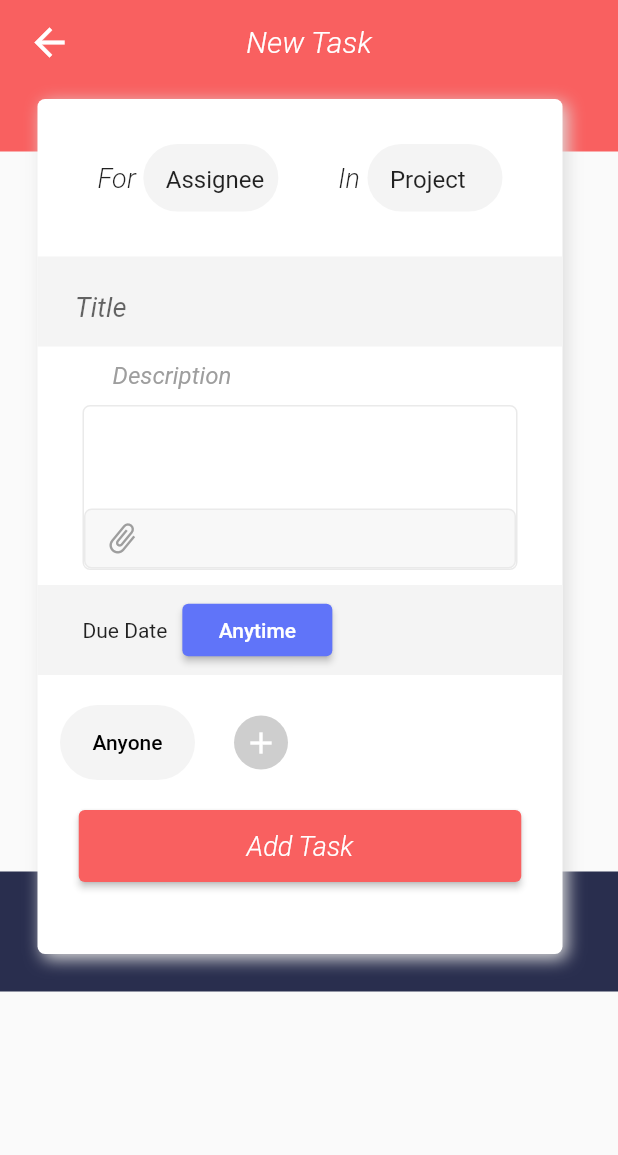
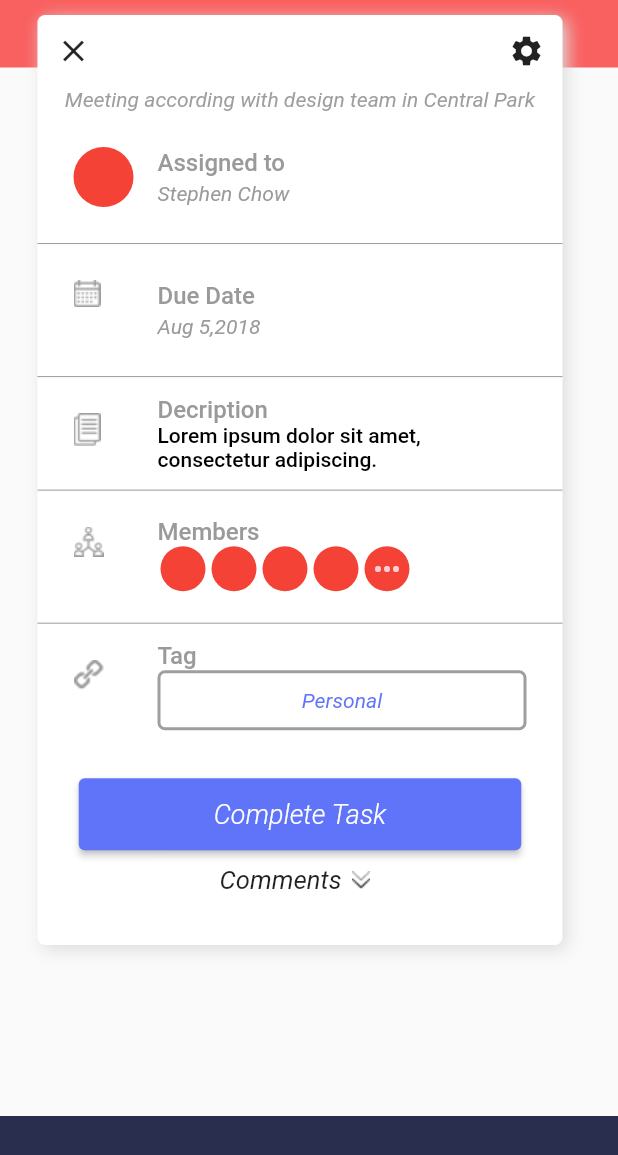
Before and after one commit to storm265/tasker, a Flutter app: the screen it shows after launch, on a phone screen of 412 x 824 dp. Shown: the top 1155 px of the screen. Run offline on Flutter 3.47's test engine with Material 2 defaults, Android fonts, the phone set to English and light mode, and no system bars; our stand-ins replace awesome_snackbar_content, cached_network_image, connectivity_plus, file_picker, flutter_secure_storage, flutter_slidable and 3 more; missing offline and left inert: simple_gesture_detector; accounts and stored records are empty.

Commit message:
stable_3.5.2

```diff
--- a/lib/main.dart
+++ b/lib/main.dart
@@ -24,6 +24,7 @@ import 'presentation/pages/menu_pages/floating_button/new_task/controller/add_ta
 import 'presentation/pages/menu_pages/floating_button/new_task/new_task.dart';
 import 'presentation/pages/menu_pages/navigation/controllers/inherited_navigation_controller.dart';
 import 'presentation/pages/menu_pages/profile/controller/inherited_profile.dart';
+import 'presentation/pages/menu_pages/task/detailed_page/detailed_task.dart';
 import 'services/theme_service/theme_data_controller.dart';
 
 void main() async {
@@ -61,7 +62,7 @@ class MyApp extends StatelessWidget {
             theme: _themeDataController.themeData,
             //  initialRoute: '/',
             // routes: routes,
-            home: AddTaskPage(),
+            home: DetailedTaskPage(),
           ),
         ),
       ),
--- a/lib/presentation/pages/menu_pages/floating_button/new_task/controller/add_task_controller.dart
+++ b/lib/presentation/pages/menu_pages/floating_button/new_task/controller/add_task_controller.dart
@@ -195,3 +195,5 @@ class AddTaskController extends ChangeNotifier {
     isClickedAddTask.dispose();
   }
 }
+
+class PanelController {}
--- a/lib/presentation/pages/menu_pages/floating_button/new_task/new_task.dart
+++ b/lib/presentation/pages/menu_pages/floating_button/new_task/new_task.dart
@@ -51,7 +51,7 @@ class _AddTaskPageState extends State<AddTaskPage> {
           child: Stack(
             children: [
               redAppBar,
-              fakeNavBar,
+              const FakeNavBarWidget(),
               Form(
                 key: newTaskController.formKey,
                 child: WhiteBoxWidget(
@@ -112,11 +112,9 @@ class _AddTaskPageState extends State<AddTaskPage> {
                                         title: 'Add Task',
                                         onPressed: isClicked
                                             ? () async {
-                                                newTaskController
-                                                    .validate(
+                                                newTaskController.validate(
                                                   context: context,
-                                                      title:
-                                                          titleController.text,
+                                                  title: titleController.text,
                                                   description:
                                                       descriptionController
                                                           .text,
--- a/lib/presentation/pages/menu_pages/floating_button/new_task/widgets/fake_nav_bar.dart
+++ b/lib/presentation/pages/menu_pages/floating_button/new_task/widgets/fake_nav_bar.dart
@@ -1,10 +1,18 @@
 import 'package:flutter/material.dart';
 
-final fakeNavBar = Padding(
-  padding: const EdgeInsets.only(top: 525),
+class FakeNavBarWidget extends StatelessWidget {
+
+  const FakeNavBarWidget({Key? key}) : super(key: key);
+
+  @override
+  Widget build(BuildContext context) {
+    return Align(
+      alignment: Alignment.bottomCenter,
       child: Container(
         width: double.infinity,
         height: 80,
         color: const Color(0xFF292E4E),
       ),
     );
+  }
+}
--- a/lib/presentation/pages/menu_pages/floating_button/widgets/confirm_button.dart
+++ b/lib/presentation/pages/menu_pages/floating_button/widgets/confirm_button.dart
@@ -1,14 +1,17 @@
 import 'package:flutter/material.dart';
+import 'package:todo2/services/theme_service/theme_data_controller.dart';
 
 class ConfirmButtonWidget extends StatelessWidget {
   final double width;
   final double height;
   final String title;
+  final Color color;
   final VoidCallback? onPressed;
   const ConfirmButtonWidget({
     Key? key,
     required this.onPressed,
     required this.title,
+    this.color = Palette.red,
     this.width = 295,
     this.height = 48,
   }) : super(key: key);
@@ -16,7 +19,8 @@ class ConfirmButtonWidget extends StatelessWidget {
   @override
   Widget build(BuildContext context) {
     return ElevatedButton(
-      style: ElevatedButton.styleFrom(fixedSize: Size(width, height)),
+      style: ElevatedButton.styleFrom(
+          fixedSize: Size(width, height), primary: color),
       onPressed: onPressed,
       child: Text(
         title,
--- /dev/null
+++ b/lib/presentation/pages/menu_pages/task/detailed_page/detailed_task.dart
@@ -0,0 +1,239 @@
+import 'package:flutter/material.dart';
+import 'package:todo2/presentation/pages/menu_pages/floating_button/new_task/controller/add_task_controller.dart';
+import 'package:todo2/presentation/pages/menu_pages/floating_button/new_task/controller/controller_inherited.dart';
+import 'package:todo2/presentation/pages/menu_pages/floating_button/new_task/widgets/fake_nav_bar.dart';
+import 'package:todo2/presentation/pages/menu_pages/floating_button/widgets/confirm_button.dart';
+import 'package:todo2/presentation/pages/menu_pages/floating_button/widgets/red_app_bar.dart';
+import 'package:todo2/presentation/pages/menu_pages/floating_button/widgets/white_box_widget.dart';
+import 'package:todo2/presentation/pages/menu_pages/task/detailed_page/widgets/detailed_item_widget.dart';
+import 'package:todo2/presentation/widgets/common/app_bar_wrapper_widget.dart';
+import 'package:todo2/presentation/widgets/common/colors.dart';
+import 'package:todo2/presentation/widgets/common/will_pop_scope_wrapper.dart';
+
+class DetailedTaskPage extends StatefulWidget {
+  const DetailedTaskPage({Key? key}) : super(key: key);
+
+  @override
+  State<DetailedTaskPage> createState() => _DetailedTaskPageState();
+}
+
+class _DetailedTaskPageState extends State<DetailedTaskPage> {
+  final titleController = TextEditingController();
+  final descriptionController = TextEditingController();
+
+  @override
+  void dispose() {
+    titleController.dispose();
+    descriptionController.dispose();
+    super.dispose();
+  }
+
+  @override
+  Widget build(BuildContext context) {
+    final newTaskController =
+        InheritedNewTaskController.of(context).addTaskController;
+    return WillPopWrapper(
+      child: AppbarWrapperWidget(
+        title: '',
+        showLeadingButton: false,
+        showAppBar: false,
+        shouldUsePopMethod: true,
+        child: GestureDetector(
+          onTap: () {
+            FocusScope.of(context).unfocus();
+            newTaskController.changePanelStatus(
+                newStatus: InputFieldStatus.hide);
+          },
+          child: Stack(
+            children: [
+              redAppBar,
+              const FakeNavBarWidget(),
+              Form(
+                key: newTaskController.formKey,
+                child: WhiteBoxWidget(
+                  height: 620,
+                  child: Column(
+                    mainAxisAlignment: MainAxisAlignment.spaceEvenly,
+                    children: [
+                      Row(
+                        mainAxisAlignment: MainAxisAlignment.spaceBetween,
+                        children: [
+                          IconButton(
+                              onPressed: () {}, icon: const Icon(Icons.close)),
+                          IconButton(
+                            onPressed: () {},
+                            icon: const Icon(Icons.settings),
+                          ),
+                        ],
+                      ),
+                      const Text(
+                        'Meeting according with design team in Central Park',
+                        style: TextStyle(
+                          color: Colors.grey,
+                          fontStyle: FontStyle.italic,
+                        ),
+                      ),
+                      ListView.separated(
+                          separatorBuilder: (context, index) => Container(
+                                width: double.infinity,
+                                height: 0.7,
+                                color: Colors.grey,
+                              ),
+                          shrinkWrap: true,
+                          itemCount: 5,
+                          itemBuilder: (context, index) {
+                            switch (index) {
+                              case 0:
+                                return DetailedItemWidget(
+                                  leading: CircleAvatar(
+                                    backgroundColor: Colors.red,
+                                    radius: 20,
+                                  ),
+                                  title: 'Assigned to',
+                                  subtitle: 'Stephen Chow',
+                                );
+
+                              case 1:
+                                return DetailedItemWidget(
+                                  imageIcon: 'calendar',
+                                  title: 'Due Date',
+                                  subtitle: 'Aug 5,2018',
+                                );
+
+                              case 2:
+                                return DetailedItemWidget(
+                                  isBlackColor: true,
+                                  imageIcon: 'description',
+                                  title: 'Decription',
+                                  subtitle:
+                                      'Lorem ipsum dolor sit amet, consectetur adipiscing.',
+                                );
+
+                              case 3:
+                                return DetailedItemWidget(
+                                  imageIcon: 'members',
+                                  title: 'Members',
+                                  customSubtitle: Row(
+                                    children: [
+                                      SizedBox(
+                                        height: 30,
+                                        width: 200,
+                                        child: ListView.builder(
+                                            shrinkWrap: true,
+                                            scrollDirection: Axis.horizontal,
+                                            itemCount: 5,
+                                            itemBuilder: (context, index) {
+                                              return index == 4
+                                                  ? const Padding(
+                                                      padding:
+                                                          EdgeInsets.symmetric(
+                                                              horizontal: 2),
+                                                      child: CircleAvatar(
+                                                        radius: 15,
+                                                        backgroundColor:
+                                                            Colors.red,
+                                                        child: Icon(
+                                                            Icons.more_horiz),
+                                                      ),
+                                                    )
+                                                  : const Padding(
+                                                      padding:
+                                                          EdgeInsets.symmetric(
+                                                              horizontal: 2),
+                                                      child: CircleAvatar(
+                                                        radius: 15,
+                                                        backgroundColor:
+                                                            Colors.red,
+                                                      ),
+                                                    );
+                                            }),
+                                      )
+                                    ],
+                                  ),
+                                );
+
+                              case 4:
+                                return DetailedItemWidget(
+                                  imageIcon: 'tag',
+                                  title: 'Tag',
+                                  customSubtitle: Container(
+                                    width: 90,
+                                    height: 40,
+                                    decoration: BoxDecoration(
+                                      borderRadius: BorderRadius.circular(5),
+                                      border: Border.all(
+                                        color: Colors.grey,
+                                        width: 2,
+                                      ),
+                                    ),
+                                    child: Center(
+                                        child: Text(
+                                      'Personal',
+                                      style: TextStyle(
+                                        color: colors[0],
+                                        fontStyle: FontStyle.italic,
+                                      ),
+                                    )),
+                                  ),
+                                );
+
+                              default:
+                                return const Spacer();
+                            }
+                          }),
+                      const SizedBox(height: 20),
+                      ValueListenableBuilder<bool>(
+                        valueListenable: newTaskController.isClickedAddTask,
+                        builder: (_, isClicked, __) => ConfirmButtonWidget(
+                          color: colors[0],
+                          title: 'Complete Task',
+                          onPressed: isClicked
+                              ? () async {
+                                  newTaskController.validate(
+                                    context: context,
+                                    title: titleController.text,
+                                    description: descriptionController.text,
+                                  );
+                                  // without then
+                                  // .then((_) =>
+                                  //     NavigationService
+                                  //         .navigateTo(
+                                  //       context,
+                                  //       Pages.taskList,
+                                  //     ));
+                                }
+                              : null,
+                        ),
+                      ),
+                      Padding(
+                        padding: const EdgeInsets.only(top: 10),
+                        child: Row(
+                          mainAxisAlignment: MainAxisAlignment.center,
+                          children: [
+                            const Text(
+                              'Comments',
+                              style: TextStyle(
+                                fontStyle: FontStyle.italic,
+                                fontSize: 17,
+                              ),
+                            ),
+                            Padding(
+                              padding:
+                                  const EdgeInsets.symmetric(horizontal: 7),
+                              child: Image.asset(
+                                  'assets/detailed_task/double_arrow.png'),
+                            )
+                          ],
+                        ),
+                      ),
+                    ],
+                  ),
+                ),
+              ),
+            ],
+          ),
+        ),
+      ),
+    );
+  }
+}
--- /dev/null
+++ b/lib/presentation/pages/menu_pages/task/detailed_page/widgets/detailed_item_widget.dart
@@ -0,0 +1,56 @@
+import 'package:flutter/material.dart';
+
+class DetailedItemWidget extends StatelessWidget {
+  final Widget? customSubtitle;
+  final String? subtitle;
+  final Widget? leading;
+  final String? imageIcon;
+  final String title;
+  final bool isBlackColor;
+
+  const DetailedItemWidget({
+    Key? key,
+    this.isBlackColor = false,
+    this.customSubtitle,
+    this.leading,
+    this.subtitle,
+    this.imageIcon,
+    required this.title,
+  }) : super(key: key);
+
+  final String assetsPath = 'assets/detailed_task';
+
+  @override
+  Widget build(BuildContext context) {
+    return Padding(
+      padding: const EdgeInsets.all(8.0),
+      child: ListTile(
+        leading: (leading == null)
+            ? Image.asset('$assetsPath/$imageIcon.png')
+            : leading,
+        title: Text(
+          title,
+          style: const TextStyle(
+            fontSize: 16,
+            fontWeight: FontWeight.w500,
+            color: Color(0xFF9A9A9A),
+          ),
+        ),
+        subtitle: (customSubtitle == null)
+            ? Text(
+                subtitle!,
+                style: (isBlackColor)
+                    ? const TextStyle(
+                        fontWeight: FontWeight.w500,
+                        color: Colors.black,
+                      )
+                    : const TextStyle(
+                        color: Color(0xFF9A9A9A),
+                        fontStyle: FontStyle.italic,
+                      ),
+              )
+            : customSubtitle,
+      ),
+    );
+  }
+}
--- a/pubspec.yaml
+++ b/pubspec.yaml
@@ -46,6 +46,7 @@ flutter:
     - assets/nav_bar_icons/
     - assets/work_list/
     - assets/grey_avatar.jpg
+    - assets/detailed_task/
 
 
 
```
Also changed, not shown: assets/detailed_task/calendar.png (added), assets/detailed_task/description.png (added), assets/detailed_task/double_arrow.png (added), assets/detailed_task/members.png (added), assets/detailed_task/tag.png (added). Lines whose indentation alone changed are shown as unchanged.
